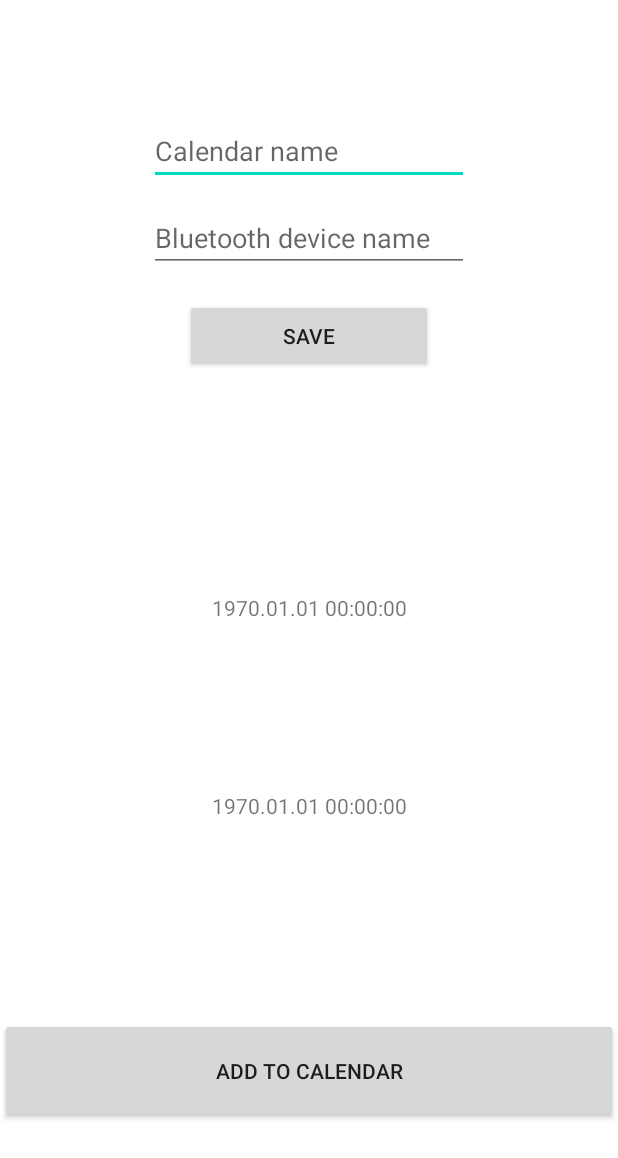
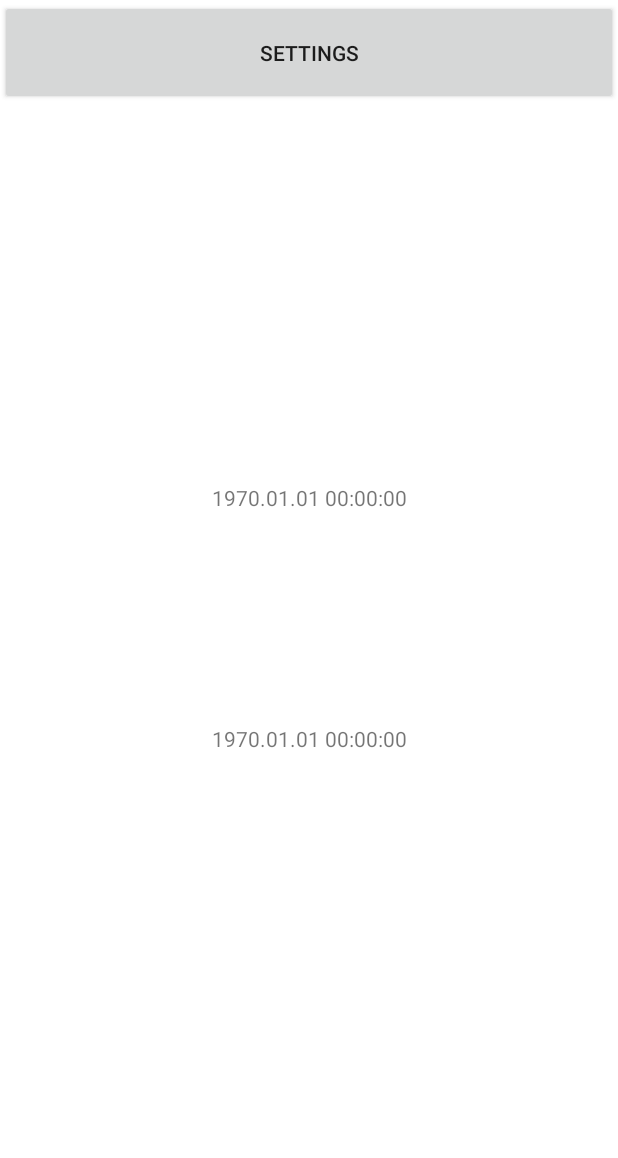
Before and after one commit to RijuGoose/CarCalendar, an Android app: the screen it shows after launch (MainActivity), on a phone screen of 412 x 824 dp. Shown: the top 1158 px of the screen. Run offline under Robolectric (Android 15) with nearby library versions, the phone set to English and light mode, and no system bars; libraries missing offline, so code that uses them is left out: com.google.api.services.

Commit message:
everything's changed

```diff
--- a/app/build.gradle
+++ b/app/build.gradle
@@ -28,6 +28,9 @@ android {
         targetCompatibility JavaVersion.VERSION_1_8
     }
     namespace 'com.riju.carcalendar'
+    buildFeatures {
+        viewBinding true
+    }
 }
 
 dependencies {
@@ -39,6 +42,8 @@ dependencies {
     implementation 'com.google.android.gms:play-services-base:18.0.1'
     implementation 'com.google.android.gms:play-services-auth:20.2.0'
     implementation 'androidx.annotation:annotation:1.2.0'
+    implementation 'androidx.navigation:navigation-fragment:2.4.1'
+    implementation 'androidx.navigation:navigation-ui:2.4.1'
     testImplementation 'junit:junit:4.13.2'
     androidTestImplementation 'androidx.test.ext:junit:1.1.3'
     androidTestImplementation 'androidx.test.espresso:espresso-core:3.4.0'
--- a/app/src/main/res/layout/activity_main.xml
+++ b/app/src/main/res/layout/activity_main.xml
@@ -6,61 +6,21 @@
     android:layout_height="match_parent"
     tools:context=".MainActivity">
 
-
-
-<!--    <Button-->
-<!--        android:id="@+id/startbtn"-->
-<!--        android:layout_height="0dp"-->
-<!--        android:layout_width="0dp"-->
-<!--        app:layout_constraintHeight_percent="0.1"-->
-<!--        app:layout_constraintWidth_percent="0.4"-->
-<!--        android:text="Start time"-->
-
-<!--        app:layout_constraintStart_toStartOf="parent"-->
-<!--        app:layout_constraintEnd_toEndOf="parent"-->
-<!--        app:layout_constraintBottom_toBottomOf="parent"-->
-<!--        app:layout_constraintTop_toTopOf="parent"-->
-
-<!--        app:layout_constraintHorizontal_bias="0.15"-->
-<!--        app:layout_constraintVertical_bias="0.8"-->
-<!--        android:onClick="AddStartTime"-->
-
-<!--        />-->
-<!--    <Button-->
-<!--        android:id="@+id/endbtn"-->
-<!--        android:layout_height="0dp"-->
-<!--        android:layout_width="0dp"-->
-<!--        app:layout_constraintHeight_percent="0.1"-->
-<!--        app:layout_constraintWidth_percent="0.4"-->
-<!--        android:text="End time"-->
-
-<!--        app:layout_constraintStart_toEndOf="@id/startbtn"-->
-<!--        app:layout_constraintEnd_toEndOf="parent"-->
-<!--        app:layout_constraintBottom_toBottomOf="parent"-->
-<!--        app:layout_constraintTop_toTopOf="parent"-->
-
-<!--        app:layout_constraintHorizontal_bias="0.2"-->
-<!--        app:layout_constraintVertical_bias="0.8"-->
-
-
-<!--        android:onClick="AddEndTime"-->
-<!--        />-->
-
     <Button
-        android:id="@+id/addbtn"
+        android:id="@+id/settingsbtn"
         android:layout_width="match_parent"
         android:layout_height="70dp"
-        android:text="Add to Calendar"
+        android:text="Settings"
 
         app:layout_constraintStart_toStartOf="parent"
         app:layout_constraintEnd_toEndOf="parent"
         app:layout_constraintTop_toTopOf="parent"
         app:layout_constraintBottom_toBottomOf="parent"
 
-        app:layout_constraintHorizontal_bias="0.5"
-        app:layout_constraintVertical_bias="0.9"
+        app:layout_constraintHorizontal_bias="0.0"
+        app:layout_constraintVertical_bias="0.0"
 
-        android:onClick="AddEventToCalendar"
+        android:onClick="GoToSettings"
         />
 
     <TextView
@@ -71,11 +31,11 @@
 
         app:layout_constraintStart_toStartOf="parent"
         app:layout_constraintEnd_toEndOf="parent"
-        app:layout_constraintBottom_toTopOf="@id/addbtn"
+        app:layout_constraintBottom_toBottomOf="parent"
         app:layout_constraintTop_toTopOf="parent"
 
         app:layout_constraintHorizontal_bias="0.5"
-        app:layout_constraintVertical_bias="0.6"
+        app:layout_constraintVertical_bias="0.4"
         />
 
     <TextView
@@ -86,54 +46,11 @@
 
         app:layout_constraintStart_toStartOf="parent"
         app:layout_constraintEnd_toEndOf="parent"
-        app:layout_constraintBottom_toTopOf="@id/addbtn"
+        app:layout_constraintBottom_toBottomOf="parent"
         app:layout_constraintTop_toTopOf="parent"
 
         app:layout_constraintHorizontal_bias="0.5"
-        app:layout_constraintVertical_bias="0.8"
+        app:layout_constraintVertical_bias="0.6"
         />
 
-    <EditText
-        android:id="@+id/calendarname"
-        android:layout_width="wrap_content"
-        android:layout_height="wrap_content"
-        android:ems="10"
-        android:hint="Calendar name"
-        app:layout_constraintBottom_toBottomOf="parent"
-        app:layout_constraintEnd_toEndOf="parent"
-        app:layout_constraintStart_toStartOf="parent"
-
-        app:layout_constraintTop_toTopOf="parent"
-        app:layout_constraintVertical_bias="0.1" />
-
-    <EditText
-        android:id="@+id/btname"
-        android:layout_width="wrap_content"
-        android:layout_height="wrap_content"
-        android:ems="10"
-        android:hint="Bluetooth device name"
-        app:layout_constraintBottom_toBottomOf="parent"
-        app:layout_constraintEnd_toEndOf="@id/calendarname"
-        app:layout_constraintStart_toStartOf="@id/calendarname"
-
-        app:layout_constraintTop_toBottomOf="@id/calendarname"
-        app:layout_constraintVertical_bias="0.02" />
-    <Button
-        android:id="@+id/savebtn"
-        android:layout_height="0dp"
-        android:layout_width="0dp"
-        app:layout_constraintHeight_percent="0.06"
-        app:layout_constraintWidth_percent="0.4"
-        android:text="Save"
-
-        app:layout_constraintStart_toStartOf="@id/btname"
-        app:layout_constraintEnd_toEndOf="@id/btname"
-        app:layout_constraintBottom_toBottomOf="parent"
-        app:layout_constraintTop_toBottomOf="@id/btname"
-
-        app:layout_constraintHorizontal_bias="0.5"
-        app:layout_constraintVertical_bias="0.03"
-        android:onClick="SaveConfig"
-
-        />
 </androidx.constraintlayout.widget.ConstraintLayout>
--- a/app/src/main/res/values/colors.xml
+++ b/app/src/main/res/values/colors.xml
@@ -7,4 +7,8 @@
     <color name="teal_700">#FF018786</color>
     <color name="black">#FF000000</color>
     <color name="white">#FFFFFFFF</color>
+    <color name="light_blue_50">#FFE1F5FE</color>
+    <color name="light_blue_200">#FF81D4FA</color>
+    <color name="light_blue_600">#FF039BE5</color>
+    <color name="light_blue_900">#FF01579B</color>
 </resources>
```
Also changed, not shown: app/src/main/AndroidManifest.xml (+19 -6 lines), app/src/main/java/com/riju/carcalendar/AddCalendarBroadcastReceiver.java (+7 -7 lines), app/src/main/java/com/riju/carcalendar/CarBTBroadcastReceiver.java (+12 -1 lines), app/src/main/java/com/riju/carcalendar/MainActivity.java (+78 -82 lines), app/src/main/java/com/riju/carcalendar/SettingsActivity.java (added, +136 -0 lines), app/src/main/res/drawable-v21/app_widget_background.xml (added, +10 -0 lines), app/src/main/res/drawable-v21/app_widget_inner_view_background.xml (added, +10 -0 lines), app/src/main/res/layout/activity_settings.xml (added, +46 -0 lines), app/src/main/res/values-night-v31/themes.xml (added, +10 -0 lines), app/src/main/res/values-v21/styles.xml (added, +14 -0 lines), app/src/main/res/values-v31/styles.xml (added, +16 -0 lines), app/src/main/res/values-v31/themes.xml (added, +11 -0 lines), app/src/main/res/values/attrs.xml (added, +7 -0 lines), app/src/main/res/values/strings.xml (+13 -0 lines), 3 more files.
